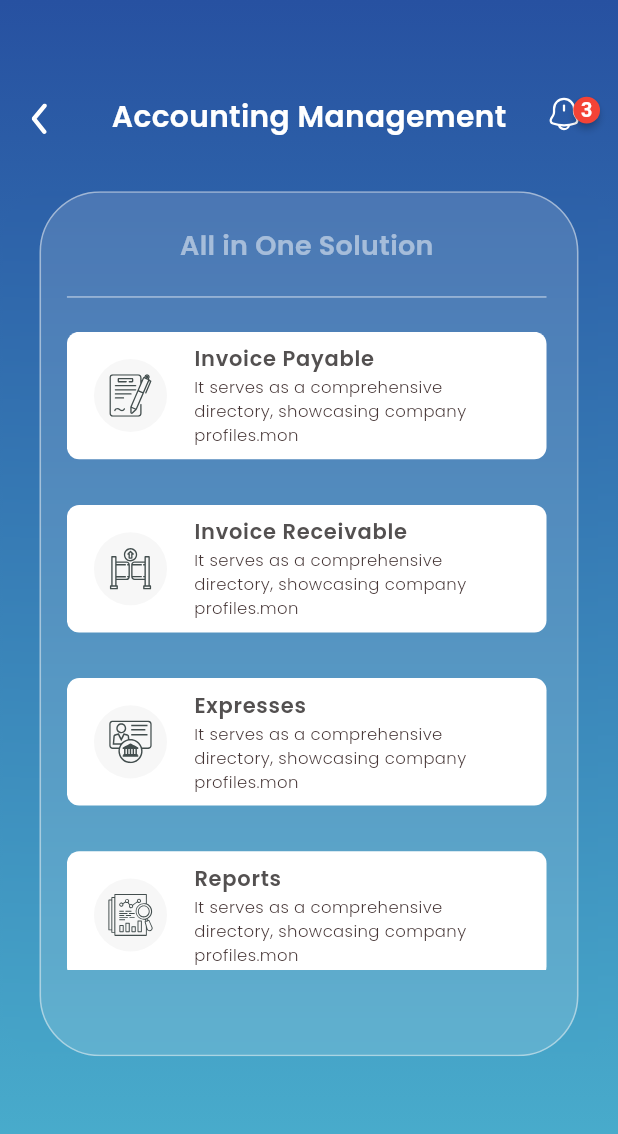
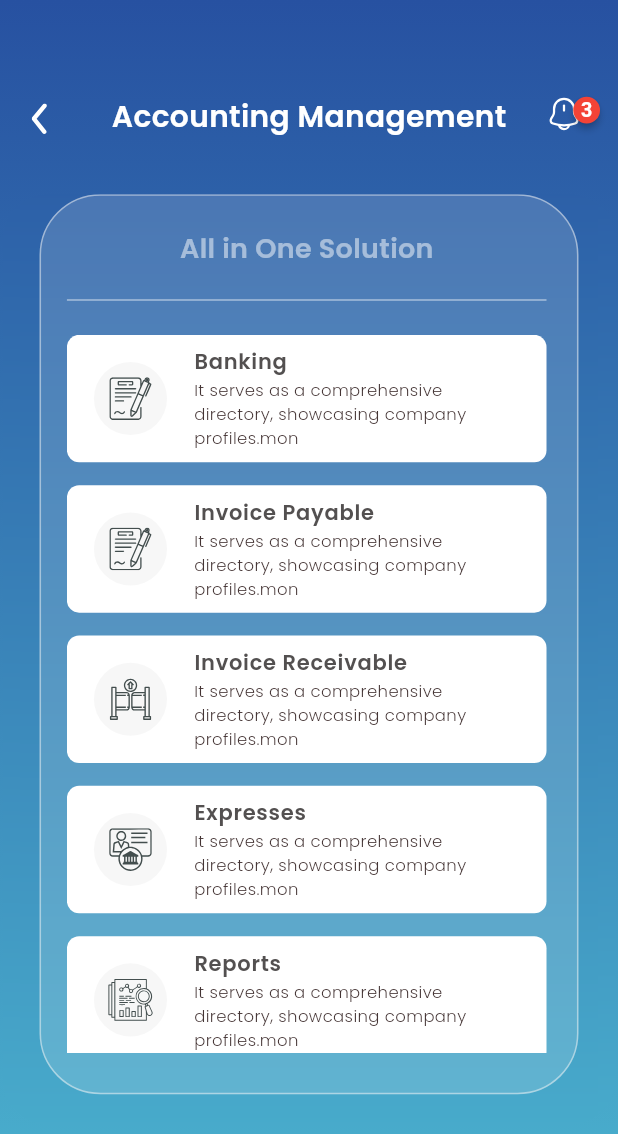
Before and after one commit to fuzail14/bussiness_owner-Jazalla-, a Flutter app: the AccountingManagerModuleScreen screen opened by its route, on a phone screen of 412 x 824 dp. Shown: the top 1134 px of the screen. Run offline on Flutter 3.47's test engine with Material 3 defaults, Android fonts, the phone set to English and light mode, and no system bars; drawn by our look-alikes of badges; our stand-ins replace animate_do, auto_size_text, cached_network_image, country_picker, csc_picker, dotted_border and 22 more; missing offline and left inert: app_settings, firebase_core_web, shared_preferences_web; accounts and stored records are empty; project files that could hold a hidden picture were left out.

Commit message:
glass card

```diff
--- a/lib/Module/Approval Managment/History/View/approval_managment_screen.dart
+++ b/lib/Module/Approval Managment/History/View/approval_managment_screen.dart
@@ -115,7 +115,7 @@ class ApprovalHistoryScreen extends ConsumerWidget {
 
                           decoration: BoxDecoration(
                             color: whiteColor,
-                            borderRadius: BorderRadius.circular(20).r,
+                            borderRadius: BorderRadius.circular(7).r,
                             boxShadow: [
                               BoxShadow(
                                 color: Colors.grey.withOpacity(0.5),
--- a/lib/Module/Approval Managment/Main/View/approval_managment_screen.dart
+++ b/lib/Module/Approval Managment/Main/View/approval_managment_screen.dart
@@ -311,7 +311,7 @@ class ApprovalControlScreen extends ConsumerWidget {
 
                           decoration: BoxDecoration(
                             color: whiteColor,
-                            borderRadius: BorderRadius.circular(20).r,
+                            borderRadius: BorderRadius.circular(7).r,
                             boxShadow: [
                               BoxShadow(
                                 color: Colors.grey.withOpacity(0.5),
--- a/lib/Module/Dynamic Modules/Accounting Manager Module/View/accounting_manager_module_screen.dart
+++ b/lib/Module/Dynamic Modules/Accounting Manager Module/View/accounting_manager_module_screen.dart
@@ -10,8 +10,20 @@ class AccountingManagerModuleScreen extends StatelessWidget {
     return Scaffold(
       body: CustomGlassCardScreen(
         showBackButton: true,
+        heightofGlass: 600,
         mainTitle: 'Accounting Management',
         children: [
+          CardMakretPlace(
+            svgPath: 'assets/images/procurement_module_icon5.svg',
+            headingText: 'Banking',
+            subHeadingText:
+                'It serves as a comprehensive directory, showcasing company profiles.mon',
+            onTap: () {
+              // GoRouter.of(context)
+              //     .pushNamed(tendersView, extra: person);
+            },
+          ),
+          15.ph,
           CardMakretPlace(
             svgPath: 'assets/images/procurement_module_icon5.svg',
             headingText: 'Invoice Payable',
@@ -22,7 +34,7 @@ class AccountingManagerModuleScreen extends StatelessWidget {
               //     .pushNamed(tendersView, extra: person);
             },
           ),
-          30.ph,
+          15.ph,
           CardMakretPlace(
             svgPath: 'assets/images/accounting_manager_module_icon3.svg',
             headingText: 'Invoice Receivable',
@@ -35,7 +47,7 @@ class AccountingManagerModuleScreen extends StatelessWidget {
               // );
             },
           ),
-          30.ph,
+          15.ph,
           CardMakretPlace(
             svgPath: 'assets/images/accounting_manager_module_icon2.svg',
             headingText: 'Expresses',
@@ -45,7 +57,7 @@ class AccountingManagerModuleScreen extends StatelessWidget {
               // GoRouter.of(context).pushNamed(onlineStoreScreen, extra: person);
             },
           ),
-          30.ph,
+          15.ph,
           CardMakretPlace(
             svgPath: 'assets/images/accounting_manager_module_icon4.svg',
             headingText: 'Reports',
--- a/lib/Module/Dynamic Modules/AdministratorModule/View/administrator_module_screen.dart
+++ b/lib/Module/Dynamic Modules/AdministratorModule/View/administrator_module_screen.dart
@@ -9,7 +9,8 @@ class AdministratorModuleScreen extends StatelessWidget {
   const AdministratorModuleScreen({super.key});
   @override
   Widget build(BuildContext context) {
-    return CustomGlassCardScreen(
+    return Scaffold(
+      body: CustomGlassCardScreen(
         mainTitle: 'Administrator',
         children: [
           CardMakretPlace(
@@ -84,6 +85,7 @@ class AdministratorModuleScreen extends StatelessWidget {
             },
           ),
         ],
+      ),
     );
   }
 }
--- a/lib/Module/Dynamic Modules/HR Manager Module/View/Hr_manager_module_screen.dart
+++ b/lib/Module/Dynamic Modules/HR Manager Module/View/Hr_manager_module_screen.dart
@@ -12,6 +12,7 @@ class HrManagerModuleScreen extends StatelessWidget {
     return Scaffold(
       body: CustomGlassCardScreen(
         showBackButton: true,
+        heightofGlass: 600,
         mainTitle: 'HR Management',
         children: [
           CardMakretPlace(
--- a/lib/Module/Dynamic Modules/Procurement Manager Module/View/procurement_manager_module_screen.dart
+++ b/lib/Module/Dynamic Modules/Procurement Manager Module/View/procurement_manager_module_screen.dart
@@ -12,6 +12,7 @@ class ProcurementManagerModuleScreen extends StatelessWidget {
     return Scaffold(
       body: CustomGlassCardScreen(
         showBackButton: true,
+        heightofGlass: 600,
         mainTitle: 'Procurement Management',
         children: [
           CardMakretPlace(
--- a/lib/Module/Dynamic Modules/Project Manager Module/View/project_manager_module_screen.dart
+++ b/lib/Module/Dynamic Modules/Project Manager Module/View/project_manager_module_screen.dart
@@ -12,6 +12,7 @@ class ProjectManagerModuleScreen extends StatelessWidget {
     return Scaffold(
       body: CustomGlassCardScreen(
         showBackButton: true,
+        heightofGlass: 600,
         mainTitle: 'Project Management',
         children: [
           CardMakretPlace(
--- a/lib/Module/Dynamic Modules/Sales Manager Module/View/sales_manager_module_screen.dart
+++ b/lib/Module/Dynamic Modules/Sales Manager Module/View/sales_manager_module_screen.dart
@@ -12,6 +12,7 @@ class SalesManagerModuleScreen extends StatelessWidget {
     return Scaffold(
       body: CustomGlassCardScreen(
         showBackButton: true,
+        heightofGlass: 600,
         mainTitle: 'Sales Management',
         children: [
           CardMakretPlace(
--- a/lib/Module/Dynamic Modules/Service Manager Module/View/service_manager_module_screen.dart
+++ b/lib/Module/Dynamic Modules/Service Manager Module/View/service_manager_module_screen.dart
@@ -12,6 +12,7 @@ class ServiceManagerModuleScreen extends StatelessWidget {
     return Scaffold(
       body: CustomGlassCardScreen(
         showBackButton: true,
+        heightofGlass: 600,
         mainTitle: 'Service Management',
         children: [
           CardMakretPlace(
--- a/lib/Module/General Information/View/general_information_page.dart
+++ b/lib/Module/General Information/View/general_information_page.dart
@@ -59,7 +59,7 @@ class GeneralInformationPage extends ConsumerWidget {
                 lowerIconsvgPath:
                     'assets/images/general_info_card_lower_icon.svg',
               ),
-              30.ph,
+              20.ph,
               CardGeneralInformation(
                 onTap: () {
                   GoRouter.of(context).pushNamed(eventScreen, extra: person);
@@ -73,7 +73,7 @@ class GeneralInformationPage extends ConsumerWidget {
                 lowerIconsvgPath:
                     'assets/images/general_info_card_lower_icon.svg',
               ),
-              30.ph,
+              20.ph,
               CardGeneralInformation(
                 onTap: () {
                   GoRouter.of(context).pushNamed(holidaysScreen, extra: person);
--- a/lib/Widgets/CustomGlassCardScreen/custom_glass_card_screen.dart
+++ b/lib/Widgets/CustomGlassCardScreen/custom_glass_card_screen.dart
@@ -11,19 +11,18 @@ import 'package:google_fonts/google_fonts.dart';
 import 'package:badges/badges.dart' as badges;
 
 class CustomGlassCardScreen extends StatelessWidget {
-  CustomGlassCardScreen({
-    super.key,
+  CustomGlassCardScreen(
+      {super.key,
       required this.mainTitle,
       this.titleofGlass,
       required this.children,
       this.showBackButton = false,
-  });
+      this.heightofGlass});
   bool showBackButton;
   final String mainTitle;
   final String? titleofGlass;
-
   List<Widget> children = [];
-
+  double? heightofGlass;
   @override
   Widget build(BuildContext context) {
     double height = MediaQuery.of(context).size.height;
@@ -86,19 +85,20 @@ class CustomGlassCardScreen extends StatelessWidget {
               ),
             ],
           ),
-          35.ph,
-          ClipRRect(
+          37.ph,
+          Flexible(
+            child: ClipRRect(
               borderRadius: const BorderRadius.all(Radius.circular(30)).r,
               child: BackdropFilter(
                 filter: ImageFilter.blur(sigmaX: 5.0, sigmaY: 5.0),
                 child: Container(
                     width: 327.w,
-                  height: height * 0.700,
+                    height: heightofGlass ?? 580,
                     padding: const EdgeInsets.only(
-                          left: 17, top: 22, right: 20, bottom: 56)
+                            left: 17, top: 22, right: 20, bottom: 26)
                         .r,
                     margin: const EdgeInsets.only(
-                          left: 24, top: 0, right: 24, bottom: 0)
+                            left: 24, top: 0, right: 24, bottom: 20)
                         .r,
                     decoration: BoxDecoration(
                         color: const Color(0xffF6F6F6).withOpacity(0.15),
@@ -115,15 +115,17 @@ class CustomGlassCardScreen extends StatelessWidget {
                             style: GoogleFonts.poppins(
                                 fontSize: 18,
                                 fontWeight: FontWeight.w600,
-                              color: const Color(0xffFFFFFF).withOpacity(0.5)),
+                                color:
+                                    const Color(0xffFFFFFF).withOpacity(0.5)),
                           ),
                         ),
                         13.ph,
-                      Divider(color: const Color(0xffFFFFFF).withOpacity(0.5)),
+                        Divider(
+                            color: const Color(0xffFFFFFF).withOpacity(0.5)),
                         15.ph,
-                      Expanded(
+                        Flexible(
                           child: SingleChildScrollView(
-                          physics: BouncingScrollPhysics(),
+                            physics: const BouncingScrollPhysics(),
                             child: Column(
                               children: children,
                             ),
@@ -133,6 +135,7 @@ class CustomGlassCardScreen extends StatelessWidget {
                     )),
               ),
             ),
+          ),
         ],
       ),
     );
```
Also changed, not shown: lib/Module/General Information/Widget/general_information_custom_card.dart (+56 -66 lines), 2 other files. Lines whose indentation alone changed are shown as unchanged.
